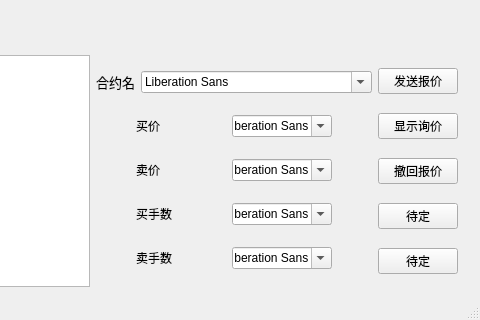
Above: mainwindow.ui from wdy0401/only_qt_ctp before the change; both pictures show x 512 to 992 and y 353 to 673 of the 992 by 673 pixel window. Below: the same form after it.
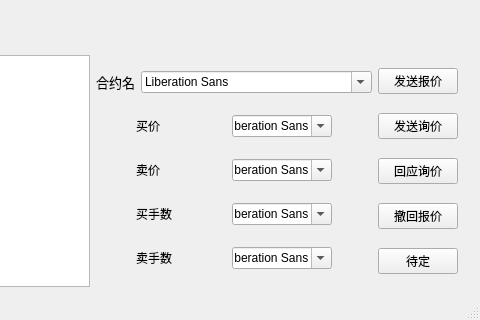
That is the form after the change.

Commit message: 增添need to do 完成marketmaker界面部分

Patch:
```diff
--- a/mainwindow.ui
+++ b/mainwindow.ui
@@ -872,7 +872,14 @@
           <item>
            <widget class="QPushButton" name="pushButton_13">
             <property name="text">
-             <string>显示询价</string>
+             <string>发送询价</string>
+            </property>
+           </widget>
+          </item>
+          <item>
+           <widget class="QPushButton" name="pushButton_15">
+            <property name="text">
+             <string>回应询价</string>
             </property>
            </widget>
           </item>
@@ -883,13 +890,6 @@
             </property>
            </widget>
           </item>
-          <item>
-           <widget class="QPushButton" name="pushButton_15">
-            <property name="text">
-             <string>待定</string>
-            </property>
-           </widget>
-          </item>
           <item>
            <widget class="QPushButton" name="pushButton_17">
             <property name="text">
```
The commit also changes 7 other files.
